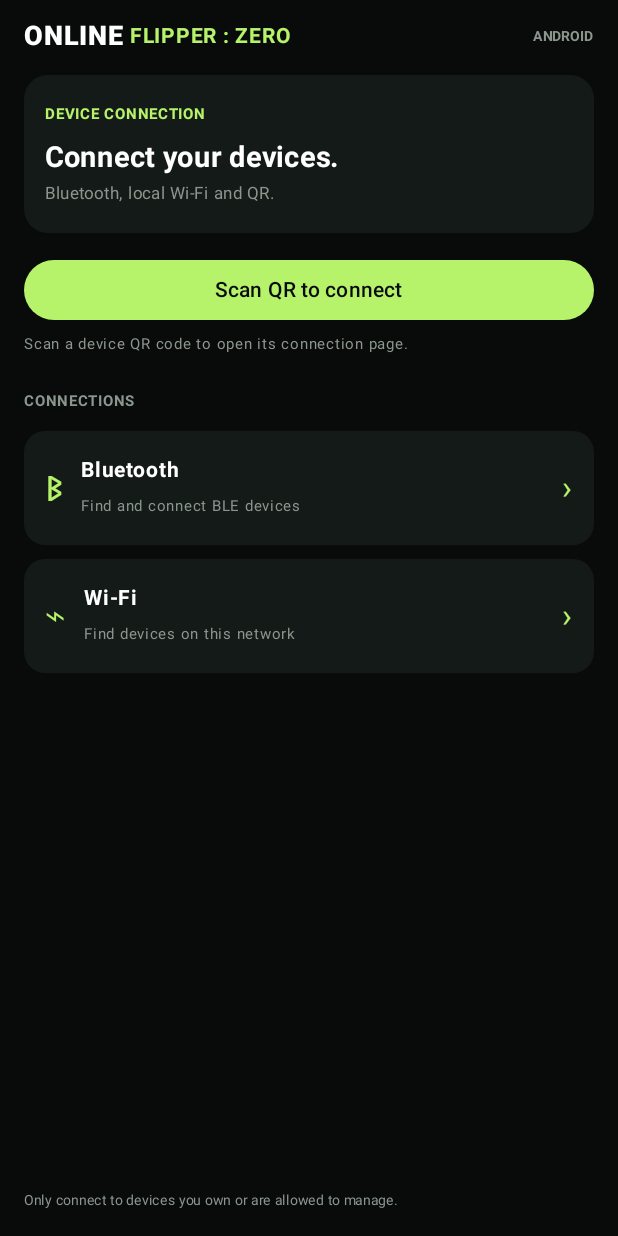
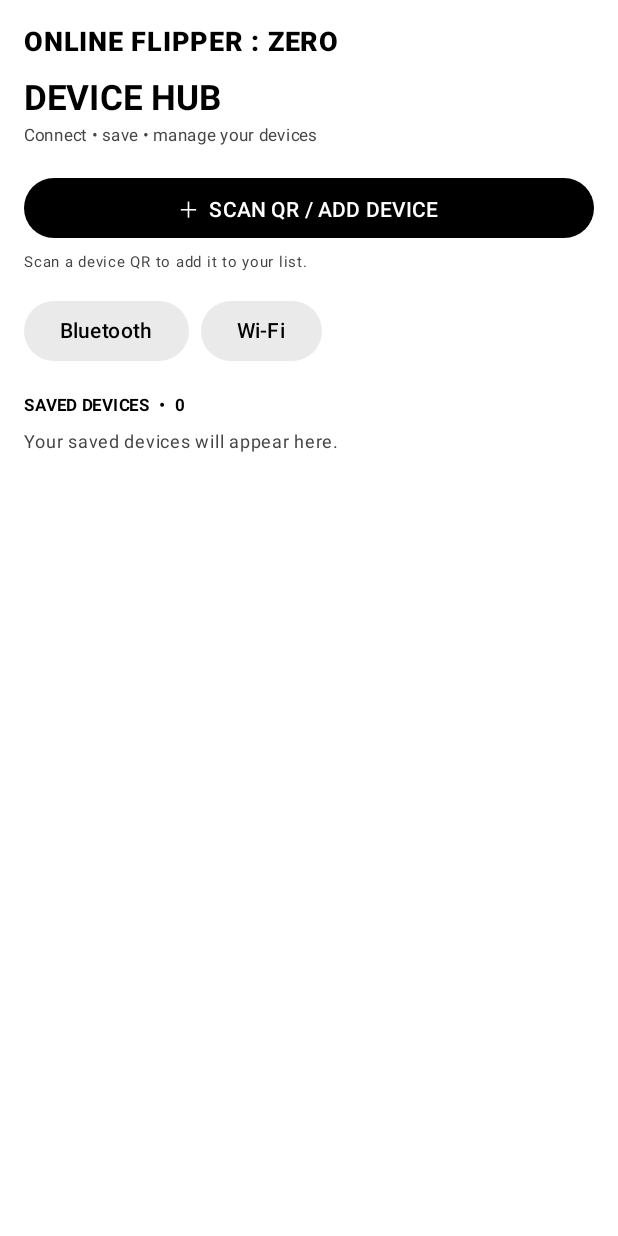
Before and after one commit to illakrivets-bit/Online-flipper-APK-, an Android app built with Jetpack Compose: the screen it shows after launch (MainActivity), on a phone screen of 412 x 824 dp. Run offline under Robolectric (Android 15) with nearby library versions, the phone set to English and light mode, and no system bars; libraries missing offline, so code that uses them is left out: com.google.mlkit.vision.

Commit message:
Build monochrome device hub with QR profiles

```diff
--- a/app/src/main/java/com/illakrivetsbit/nexflip/MainActivity.kt
+++ b/app/src/main/java/com/illakrivetsbit/nexflip/MainActivity.kt
@@ -19,6 +19,13 @@ import android.net.nsd.NsdServiceInfo
 import android.net.wifi.WifiManager
 import android.content.Intent
 import android.net.Uri
+import android.graphics.Bitmap
+import android.graphics.Color as AndroidColor
+import androidx.compose.foundation.Image
+import androidx.compose.ui.graphics.asImageBitmap
+import androidx.compose.ui.window.Dialog
+import com.google.zxing.BarcodeFormat
+import com.google.zxing.qrcode.QRCodeWriter
 import java.nio.charset.Charset
 import androidx.activity.ComponentActivity
 import androidx.activity.compose.setContent
@@ -112,62 +119,103 @@ class MainActivity : ComponentActivity() {
     }
 }
 
+private data class SavedDevice(val name: String, val type: String, val address: String)
+private fun deviceQr(d: SavedDevice) = "onlineflipper://device?name=${Uri.encode(d.name)}&type=${Uri.encode(d.type)}&address=${Uri.encode(d.address)}"
+private fun parseDeviceQr(raw: String): SavedDevice? {
+    return try {
+        val u = Uri.parse(raw)
+        if (u.scheme != "onlineflipper" || u.host != "device") null
+        else {
+            val n = u.getQueryParameter("name") ?: return null
+            val t = u.getQueryParameter("type") ?: return null
+            val a = u.getQueryParameter("address") ?: return null
+            if (n.isBlank() || a.isBlank()) null else SavedDevice(n, t, a)
+        }
+    } catch (_: Exception) { null }
+}
+private fun qrBitmap(value: String): Bitmap? = try {
+    val matrix = QRCodeWriter().encode(value, BarcodeFormat.QR_CODE, 560, 560)
+    Bitmap.createBitmap(560, 560, Bitmap.Config.RGB_565).also { bmp ->
+        for (x in 0 until 560) for (y in 0 until 560)
+            bmp.setPixel(x, y, if (matrix[x, y]) AndroidColor.BLACK else AndroidColor.WHITE)
+    }
+} catch (_: Exception) { null }
+
 @Composable
 private fun HomeScreen(onSelect: (Module) -> Unit) {
     val activity = LocalContext.current as ComponentActivity
-    var qrStatus by remember { mutableStateOf("Scan a device QR code to open its connection page.") }
-    Column(Modifier.fillMaxSize().background(Background).padding(horizontal = 16.dp, vertical = 12.dp)) {
-        Row(verticalAlignment = Alignment.CenterVertically) {
-            Text("ONLINE", color = Color.White, fontSize = 18.sp, fontWeight = FontWeight.Black)
-            Text(" FLIPPER : ZERO", color = Accent, fontSize = 14.sp, fontWeight = FontWeight.Bold)
-            Spacer(Modifier.weight(1f))
-            Text("ANDROID", color = Muted, fontSize = 9.sp, fontWeight = FontWeight.Bold)
+    val prefs = remember { activity.getSharedPreferences("device_hub", android.content.Context.MODE_PRIVATE) }
+    val saved = remember {
+        mutableStateListOf<SavedDevice>().apply {
+            prefs.getStringSet("saved", emptySet()).orEmpty().forEach { line ->
+                val p = line.split("|", limit = 3)
+                if (p.size == 3) add(SavedDevice(p[0], p[1], p[2]))
+            }
         }
-        Spacer(Modifier.height(14.dp))
-        Column(Modifier.fillMaxWidth().background(Panel, RoundedCornerShape(16.dp)).padding(14.dp)) {
-            Text("DEVICE CONNECTION", color = Accent, fontSize = 10.sp, fontWeight = FontWeight.Bold)
-            Spacer(Modifier.height(5.dp))
-            Text("Connect your devices.", color = Color.White, fontSize = 19.sp, fontWeight = FontWeight.Bold)
-            Text("Bluetooth, local Wi-Fi and QR.", color = Muted, fontSize = 11.sp)
-        }
-        Spacer(Modifier.height(14.dp))
+    }
+    var selectedQr by remember { mutableStateOf<SavedDevice?>(null) }
+    var message by remember { mutableStateOf("Scan a device QR to add it to your list.") }
+    fun save() {
+        prefs.edit().putStringSet("saved", saved.map { "${it.name}|${it.type}|${it.address}" }.toSet()).apply()
+    }
+    Column(Modifier.fillMaxSize().background(Color.White).padding(16.dp)) {
+        Text("ONLINE FLIPPER : ZERO", color = Color.Black, fontSize = 18.sp, fontWeight = FontWeight.Black)
+        Spacer(Modifier.height(12.dp))
+        Text("DEVICE HUB", color = Color.Black, fontSize = 23.sp, fontWeight = FontWeight.Bold)
+        Text("Connect • save • manage your devices", color = Color.DarkGray, fontSize = 11.sp)
+        Spacer(Modifier.height(12.dp))
         Button(onClick = {
             GmsBarcodeScanning.getClient(activity).startScan()
                 .addOnSuccessListener { barcode ->
-                    val raw = barcode.rawValue?.trim().orEmpty()
-                    val uri = runCatching { Uri.parse(raw) }.getOrNull()
-                    if (uri != null && (uri.scheme == "http" || uri.scheme == "https") && !uri.host.isNullOrBlank()) {
-                        qrStatus = "Opening device page…"
-                        runCatching { activity.startActivity(Intent(Intent.ACTION_VIEW, uri)) }
-                            .onFailure { qrStatus = "Could not open this address." }
-                    } else qrStatus = "Unsupported QR. Use a device web address (http/https)."
+                    val item = parseDeviceQr(barcode.rawValue.orEmpty())
+                    if (item == null) message = "QR code is not a supported device profile."
+                    else {
+                        if (saved.none { it.type == item.type && it.address == item.address }) saved.add(item)
+                        save()
+                        message = "${item.name} saved."
+                    }
                 }
-                .addOnCanceledListener { qrStatus = "QR scan cancelled." }
-                .addOnFailureListener { qrStatus = "QR scanner unavailable. Try again." }
-        }, modifier = Modifier.fillMaxWidth(), colors = ButtonDefaults.buttonColors(containerColor = Accent, contentColor = Background)) {
-            Text("Scan QR to connect")
+                .addOnCanceledListener { message = "Scan cancelled." }
+                .addOnFailureListener { message = "Scanner unavailable." }
+        }, modifier = Modifier.fillMaxWidth(), colors = ButtonDefaults.buttonColors(containerColor = Color.Black, contentColor = Color.White)) {
+            Text("＋  SCAN QR / ADD DEVICE")
         }
-        Text(qrStatus, color = Muted, fontSize = 10.sp)
+        Text(message, color = Color.DarkGray, fontSize = 10.sp)
+        Spacer(Modifier.height(10.dp))
+        Row(horizontalArrangement = Arrangement.spacedBy(8.dp)) {
+            Button(onClick = { onSelect(Module("Bluetooth", "B", "Bluetooth", "Scan and connect to compatible BLE devices.")) },
+                colors = ButtonDefaults.buttonColors(containerColor = Color(0xFFEAEAEA), contentColor = Color.Black)) { Text("Bluetooth") }
+            Button(onClick = { onSelect(Module("Wi-Fi", "W", "Wi-Fi", "Find devices on your local network.")) },
+                colors = ButtonDefaults.buttonColors(containerColor = Color(0xFFEAEAEA), contentColor = Color.Black)) { Text("Wi-Fi") }
+        }
         Spacer(Modifier.height(14.dp))
-        Text("CONNECTIONS", color = Muted, fontSize = 10.sp, fontWeight = FontWeight.Bold)
-        Spacer(Modifier.height(8.dp))
-        listOf(
-            Module("Bluetooth", "ᛒ", "Find and connect BLE devices", "Bluetooth Low Energy scanner"),
-            Module("Wi-Fi", "⌁", "Find devices on this network", "Local network service discovery")
-        ).forEach { module ->
-            Row(Modifier.fillMaxWidth().padding(bottom = 9.dp).background(Panel, RoundedCornerShape(14.dp)).clickable { onSelect(module) }.padding(14.dp), verticalAlignment = Alignment.CenterVertically) {
-                Text(module.symbol, color = Accent, fontSize = 23.sp)
-                Column(Modifier.weight(1f).padding(start = 12.dp)) {
-                    Text(module.name, color = Color.White, fontSize = 14.sp, fontWeight = FontWeight.Bold)
-                    Text(module.description, color = Muted, fontSize = 10.sp)
+        Text("SAVED DEVICES  •  ${saved.size}", color = Color.Black, fontWeight = FontWeight.Bold, fontSize = 11.sp)
+        if (saved.isEmpty()) Text("Your saved devices will appear here.", color = Color.DarkGray, fontSize = 12.sp)
+        LazyColumn(verticalArrangement = Arrangement.spacedBy(8.dp)) {
+            items(saved, key = { "${it.type}-${it.address}" }) { item ->
+                Column(Modifier.fillMaxWidth().background(Color(0xFFF0F0F0), RoundedCornerShape(12.dp)).padding(12.dp)) {
+                    Text(item.name, color = Color.Black, fontWeight = FontWeight.Bold)
+                    Text("${item.type}  •  ${item.address}", color = Color.DarkGray, fontSize = 10.sp)
+                    Row(horizontalArrangement = Arrangement.spacedBy(8.dp)) {
+                        Button(onClick = { selectedQr = item }, colors = ButtonDefaults.buttonColors(containerColor = Color.Black, contentColor = Color.White)) { Text("Show QR") }
+                        Button(onClick = { saved.remove(item); save() }, colors = ButtonDefaults.buttonColors(containerColor = Color(0xFFE0E0E0), contentColor = Color.Black)) { Text("Remove") }
+                    }
                 }
-                Text("›", color = Accent, fontSize = 22.sp)
             }
         }
-        Spacer(Modifier.weight(1f))
-        Text("Only connect to devices you own or are allowed to manage.", color = Muted, fontSize = 9.sp)
+    }
+    selectedQr?.let { item ->
+        Dialog(onDismissRequest = { selectedQr = null }) {
+            Column(Modifier.background(Color.White, RoundedCornerShape(18.dp)).padding(18.dp), horizontalAlignment = Alignment.CenterHorizontally) {
+                Text(item.name, color = Color.Black, fontWeight = FontWeight.Bold)
+                qrBitmap(deviceQr(item))?.let { Image(it.asImageBitmap(), "Device QR code", Modifier.fillMaxWidth().padding(12.dp)) }
+                Text("Scan in Online Flipper : Zero on another device.", color = Color.DarkGray, fontSize = 10.sp)
+                Button(onClick = { selectedQr = null }, colors = ButtonDefaults.buttonColors(containerColor = Color.Black, contentColor = Color.White)) { Text("CLOSE") }
+            }
+        }
     }
 }
+
 @Composable
 private fun BluetoothScreen(onBack: () -> Unit) {
     val context = LocalContext.current
```
